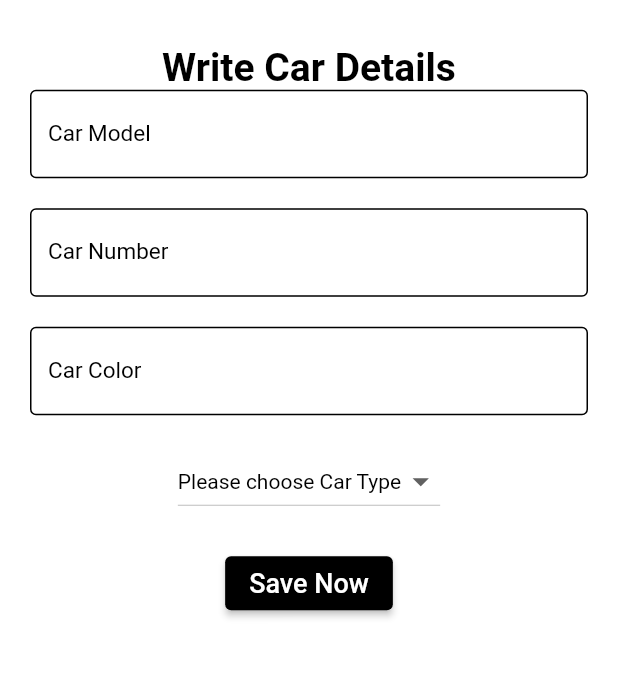
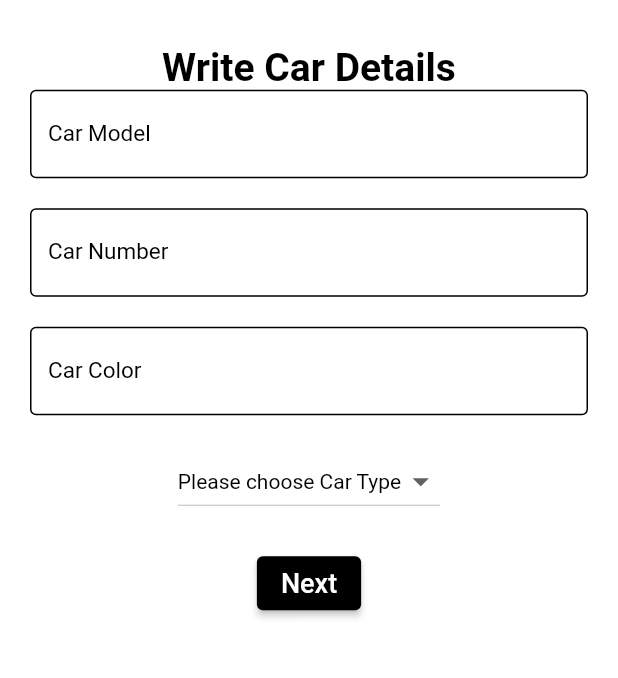
Before and after one commit to KERTECH2023/TRANSPORT_CHAUFFEUR, a Flutter app: the CarInfoScreen screen opened by its route, on a phone screen of 412 x 824 dp, the part 423-1101 px from its top. Run offline on Flutter 3.47's test engine with Material 2 defaults, Android fonts, the light colour scheme and no system bars; our stand-ins replace assets_audio_player, country_picker, firebase_auth, firebase_core, firebase_database, firebase_messaging and 10 more; missing offline and left inert: dart:ffi, flutter_geofire, flutter_polyline_points; accounts and stored records are empty.

Commit message:
Screenshot

```diff
--- a/lib/authentication/car_info_screen.dart
+++ b/lib/authentication/car_info_screen.dart
@@ -70,7 +70,7 @@ class _CarInfoScreenState extends State<CarInfoScreen>
     driversRef.child(currentFirebaseUser!.uid).child("carDetails").set(driverCarInfoMap);
 
     Fluttertoast.showToast(msg: "Car Details has been saved");
-    Navigator.pushNamed(context, '/');
+    Navigator.pushNamed(context, '/upload_image');
   }
 
   @override
@@ -226,7 +226,7 @@ class _CarInfoScreenState extends State<CarInfoScreen>
                   primary: Colors.black,
                 ),
                 child: const Text(
-                  "Save Now",
+                  "Next",
                   style: TextStyle(
                     color: Colors.white,
                     fontSize: 18,
--- a/lib/main.dart
+++ b/lib/main.dart
@@ -12,6 +12,7 @@ import 'InfoHandler/app_info.dart';
 import 'authentication/delete_account.dart';
 import 'authentication/login_screen.dart';
 import 'authentication/register_screen.dart';
+import 'authentication/upload_image.dart';
 import 'mainScreens/main_screen.dart';
 
 
@@ -34,6 +35,7 @@ void main() async{
           '/main_screen': (context) => MainScreen(),
           '/phone_signin': (context) => Phonesignin(),
           '/delete_account': (context) =>AccountDeletionScreen(),
+          '/upload_image': (context) =>ImageUploadScreen(),
           '/login_screen' : (context) => Login(),
           '/register_screen': (context) => Register(),
           '/car_info_screen': (context) => CarInfoScreen(),
```
Also changed, not shown: 1 other file.
